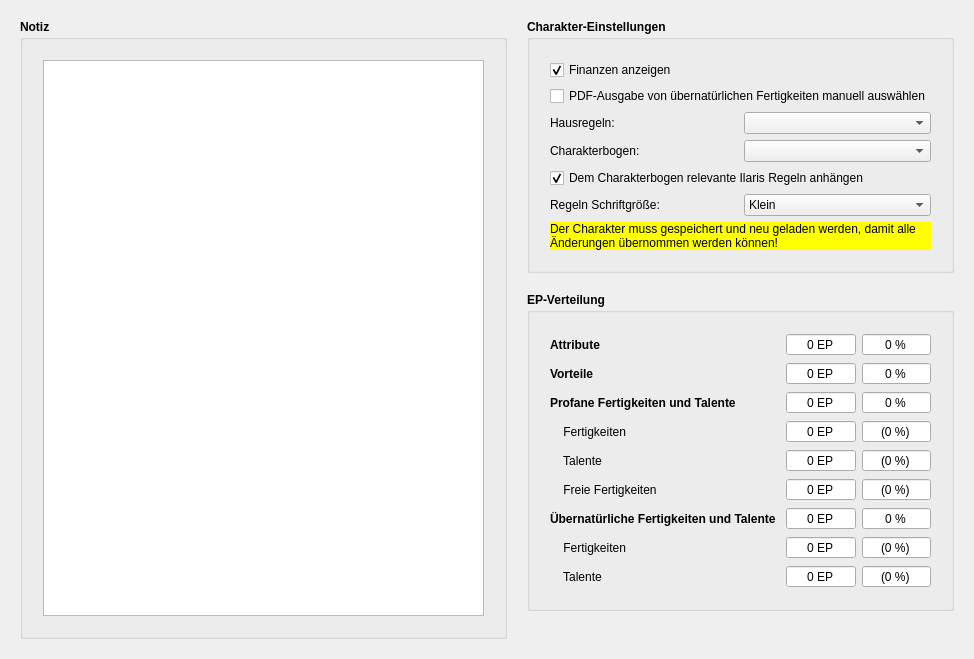
Qt form designer/CharakterInfo.ui (Aeolitus/Sephrasto) before a commit.
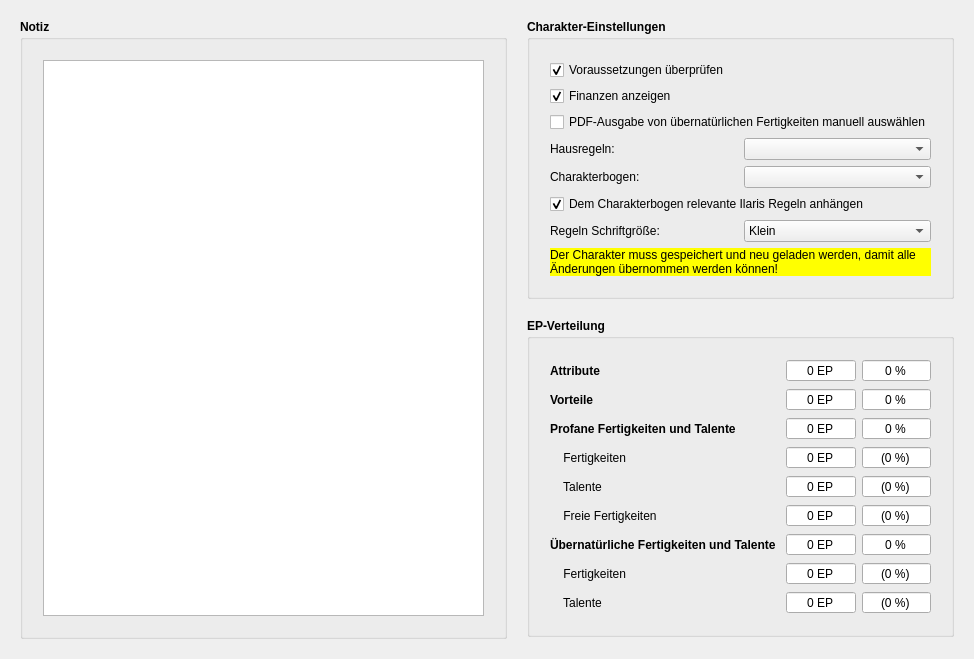
The same form after that commit.

The edit to the form file:
```diff
--- a/designer/CharakterInfo.ui
+++ b/designer/CharakterInfo.ui
@@ -65,10 +65,10 @@
         <property name="bottomMargin">
          <number>20</number>
         </property>
-        <item row="3" column="1">
+        <item row="4" column="1">
          <widget class="QComboBox" name="comboHausregeln"/>
         </item>
-        <item row="1" column="0" colspan="2">
+        <item row="2" column="0" colspan="2">
          <widget class="QCheckBox" name="checkFinanzen">
           <property name="text">
            <string>Finanzen anzeigen</string>
@@ -78,70 +78,14 @@
           </property>
          </widget>
         </item>
-        <item row="7" column="0" colspan="2">
-         <widget class="QCheckBox" name="checkRegeln">
-          <property name="text">
-           <string>Dem Charakterbogen relevante Ilaris Regeln anhängen</string>
-          </property>
-          <property name="checked">
-           <bool>true</bool>
-          </property>
-          <property name="tristate">
-           <bool>false</bool>
-          </property>
-         </widget>
-        </item>
-        <item row="8" column="1">
-         <widget class="QComboBox" name="comboRegelnGroesse">
-          <item>
-           <property name="text">
-            <string>Klein</string>
-           </property>
-          </item>
-          <item>
-           <property name="text">
-            <string>Mittel</string>
-           </property>
-          </item>
-          <item>
-           <property name="text">
-            <string>Groß</string>
-           </property>
-          </item>
-         </widget>
-        </item>
-        <item row="5" column="1">
-         <widget class="QComboBox" name="comboCharsheet"/>
-        </item>
-        <item row="3" column="0">
-         <widget class="QLabel" name="label_5">
-          <property name="text">
-           <string>Hausregeln:</string>
-          </property>
-         </widget>
-        </item>
-        <item row="8" column="0">
+        <item row="9" column="0">
          <widget class="QLabel" name="label_7">
           <property name="text">
            <string>Regeln Schriftgröße:</string>
           </property>
          </widget>
         </item>
-        <item row="2" column="0" colspan="2">
-         <widget class="QCheckBox" name="checkUeberPDF">
-          <property name="text">
-           <string>PDF-Ausgabe von übernatürlichen Fertigkeiten manuell auswählen</string>
-          </property>
-         </widget>
-        </item>
-        <item row="5" column="0">
-         <widget class="QLabel" name="label_6">
-          <property name="text">
-           <string>Charakterbogen:</string>
-          </property>
-         </widget>
-        </item>
-        <item row="9" column="0" colspan="2">
+        <item row="10" column="0" colspan="2">
          <widget class="QLabel" name="labelReload">
           <property name="styleSheet">
            <string notr="true">background-color: rgb(255, 255, 0); color: black;</string>
@@ -157,6 +101,75 @@
           </property>
          </widget>
         </item>
+        <item row="3" column="0" colspan="2">
+         <widget class="QCheckBox" name="checkUeberPDF">
+          <property name="text">
+           <string>PDF-Ausgabe von übernatürlichen Fertigkeiten manuell auswählen</string>
+          </property>
+         </widget>
+        </item>
+        <item row="4" column="0">
+         <widget class="QLabel" name="label_5">
+          <property name="text">
+           <string>Hausregeln:</string>
+          </property>
+         </widget>
+        </item>
+        <item row="6" column="1">
+         <widget class="QComboBox" name="comboCharsheet"/>
+        </item>
+        <item row="9" column="1">
+         <widget class="QComboBox" name="comboRegelnGroesse">
+          <item>
+           <property name="text">
+            <string>Klein</string>
+           </property>
+          </item>
+          <item>
+           <property name="text">
+            <string>Mittel</string>
+           </property>
+          </item>
+          <item>
+           <property name="text">
+            <string>Groß</string>
+           </property>
+          </item>
+         </widget>
+        </item>
+        <item row="6" column="0">
+         <widget class="QLabel" name="label_6">
+          <property name="text">
+           <string>Charakterbogen:</string>
+          </property>
+         </widget>
+        </item>
+        <item row="8" column="0" colspan="2">
+         <widget class="QCheckBox" name="checkRegeln">
+          <property name="text">
+           <string>Dem Charakterbogen relevante Ilaris Regeln anhängen</string>
+          </property>
+          <property name="checked">
+           <bool>true</bool>
+          </property>
+          <property name="tristate">
+           <bool>false</bool>
+          </property>
+         </widget>
+        </item>
+        <item row="1" column="0" colspan="2">
+         <widget class="QCheckBox" name="checkReq">
+          <property name="toolTip">
+           <string>Falls abgewählt, werden sämtliche Voraussetzungsprüfungen für Vorteile, übernatürliche Fertigkeiten usw. deaktiviert.</string>
+          </property>
+          <property name="text">
+           <string>Voraussetzungen überprüfen</string>
+          </property>
+          <property name="checked">
+           <bool>true</bool>
+          </property>
+         </widget>
+        </item>
        </layout>
       </widget>
      </item>
```
